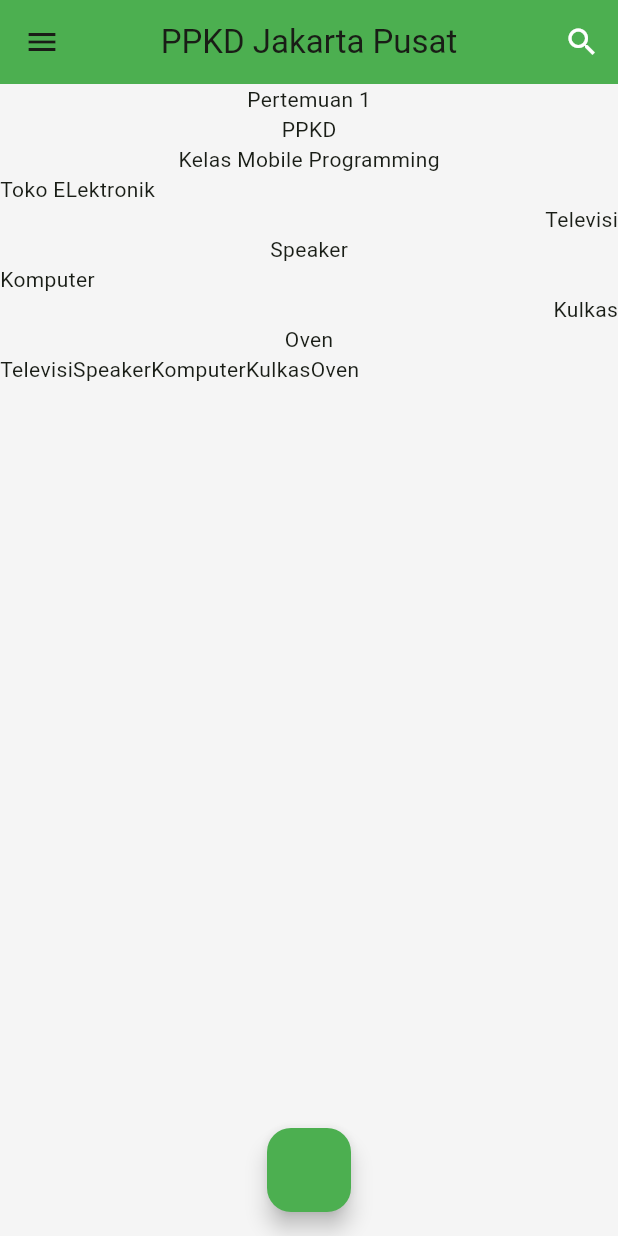
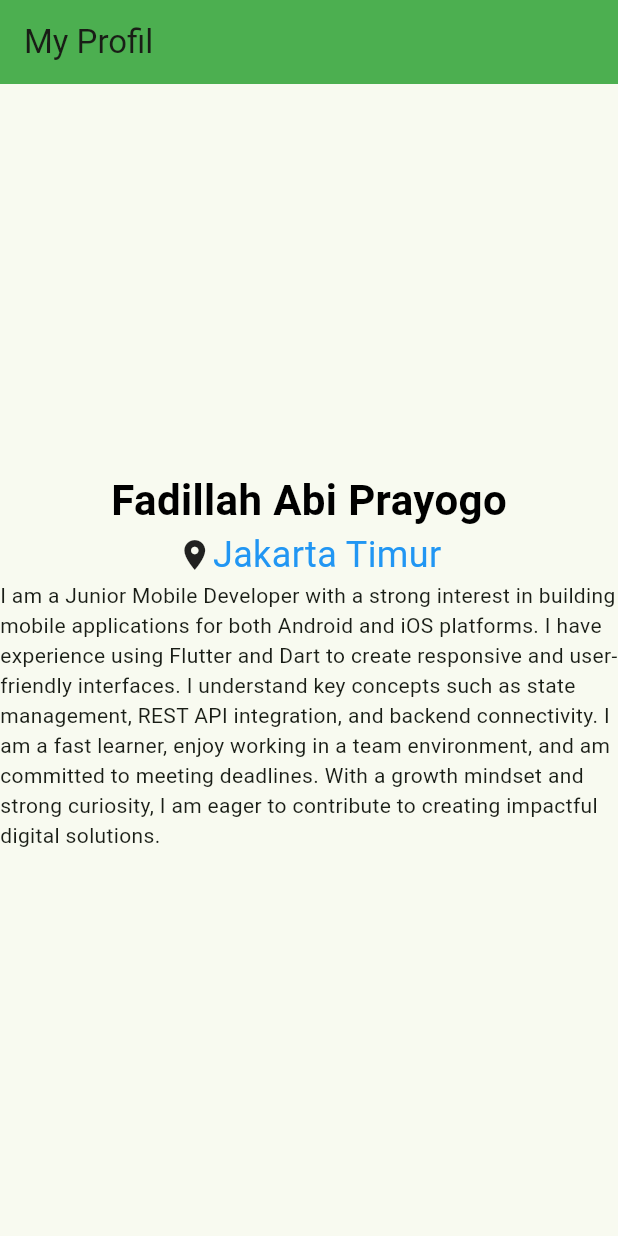
Before and after one commit to fadillahabi/belajar_flutter, a Flutter app: the screen it shows after launch, on a phone screen of 412 x 824 dp. Run offline on Flutter 3.47's test engine with Material 3 defaults, Android fonts, the phone set to English and light mode, and no system bars.

Commit message:
tugas1 flutter on progress

```diff
--- a/19-05-2025/belajar flutter/ppkd_flutter/lib/main.dart
+++ b/19-05-2025/belajar flutter/ppkd_flutter/lib/main.dart
@@ -1,5 +1,6 @@
 import 'package:flutter/material.dart';
 import 'package:ppkd_flutter/meet_1/meet.dart';
+import 'package:ppkd_flutter/tugas_1_flutter.dart';
 
 void main() {
   runApp(const MyApp());
@@ -32,7 +33,7 @@ class MyApp extends StatelessWidget {
         // tested with just a hot reload.
         colorScheme: ColorScheme.fromSeed(seedColor: const Color.fromARGB(255, 37, 71, 18)),
       ),
-      home: MeetSatu()
+      home: Tugas1Flutter()
     );
   }
 }
--- a/19-05-2025/belajar flutter/ppkd_flutter/lib/meet_1/meet.dart
+++ b/19-05-2025/belajar flutter/ppkd_flutter/lib/meet_1/meet.dart
@@ -65,7 +65,7 @@ class MeetSatu extends StatelessWidget {
       body: Column(
         mainAxisAlignment: MainAxisAlignment.start,
         children: [
-          Text("Pertemuan 1"),
+          Text("Pertemuan 1", style: TextStyle(fontSize: 24),),
           Text("PPKD"),
           Text("Kelas Mobile Programming"),
           Row(
--- /dev/null
+++ b/19-05-2025/belajar flutter/ppkd_flutter/lib/tugas_1_flutter.dart
@@ -0,0 +1,36 @@
+import 'package:flutter/material.dart';
+
+class Tugas1Flutter extends StatelessWidget {
+  const Tugas1Flutter({super.key});
+
+  @override
+  Widget build(BuildContext context) {
+    return Scaffold(
+      appBar: AppBar(backgroundColor: Colors.green, title: Text("My Profil")),
+      body: Column(
+        mainAxisAlignment: MainAxisAlignment.center,
+        children: [
+          Text(
+            "Fadillah Abi Prayogo",
+            style: TextStyle(
+              fontSize: 28,
+              fontWeight: FontWeight.bold,
+              color: Colors.black,
+            ),
+          ),
+          Row(
+            mainAxisAlignment: MainAxisAlignment.center,
+            children: [
+              Icon(Icons.location_on),
+              Text(
+                "Jakarta Timur",
+                style: TextStyle(fontSize: 24, color: Colors.blue),
+              ),
+            ],
+          ),
+          Text("I am a Junior Mobile Developer with a strong interest in building mobile applications for both Android and iOS platforms. I have experience using Flutter and Dart to create responsive and user-friendly interfaces. I understand key concepts such as state management, REST API integration, and backend connectivity. I am a fast learner, enjoy working in a team environment, and am committed to meeting deadlines. With a growth mindset and strong curiosity, I am eager to contribute to creating impactful digital solutions.")
+        ],
+      ),
+    );
+  }
+}
```
Also changed, not shown: 4 other files.
